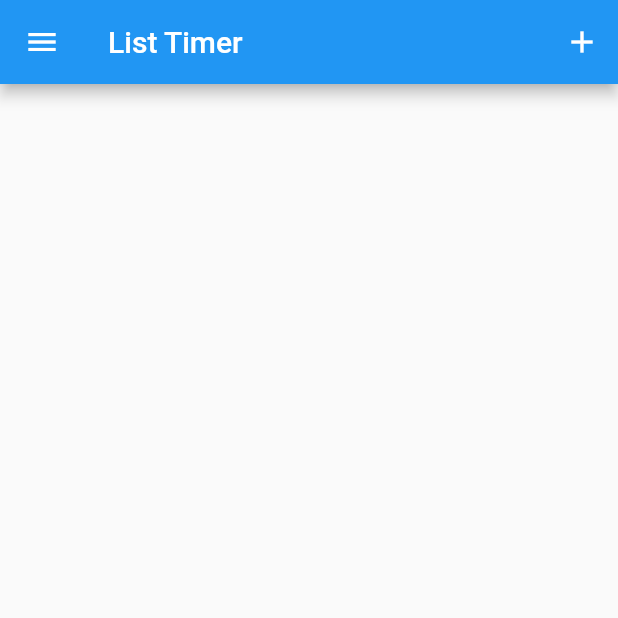
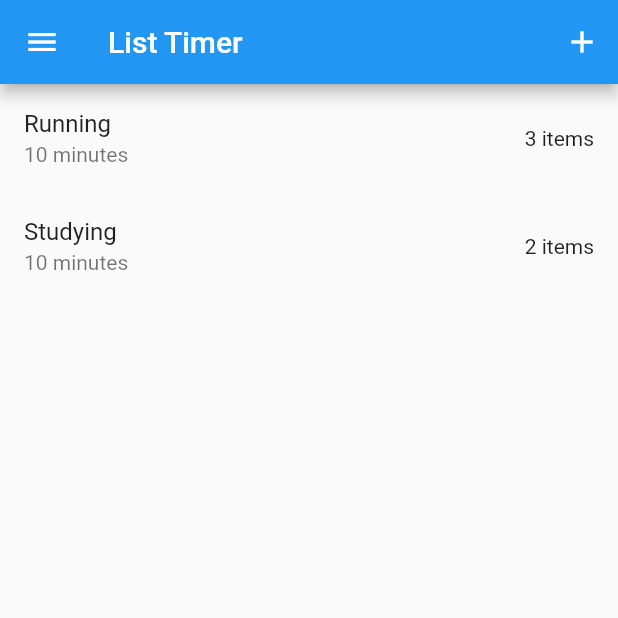
Before and after one commit to williamo1099/List-Timer, a Flutter app: the screen it shows after launch, on a phone screen of 412 x 824 dp, the top half of it. Run offline on Flutter 3.47's test engine with Material 2 defaults, Android fonts, the phone set to English and light mode, and no system bars.

Commit message:
Adding list view
Add a new collection list to the main view.

```diff
--- a/lib/views/collection_list_view.dart
+++ b/lib/views/collection_list_view.dart
@@ -1,12 +1,35 @@
 import 'package:flutter/material.dart';
+import 'package:list_timer/views/collection_detail_view.dart';
 
 // VIEWS
 import 'package:list_timer/views/widgets/drawer_view.dart';
+
+// MODELS
+import 'package:list_timer/models/collection_model.dart';
+import 'package:list_timer/models/item_model.dart';
+
+final collectionList = [
+  Collection(title: "Running", itemsList: [
+    Item(title: "Run", duration: 10),
+    Item(title: "Walk", duration: 10),
+    Item(title: "Run", duration: 10),
+  ]),
+  Collection(title: "Studying", itemsList: [
+    Item(title: "Study", duration: 30),
+    Item(title: "Rest", duration: 10),
+  ]),
+];
 
 class CollectionListView extends StatelessWidget {
   const CollectionListView({super.key});
 
   void _addNewCollection() {}
+
+  void _viewCollectionDetail(BuildContext context) {
+    Navigator.of(context).push(MaterialPageRoute(
+      builder: (context) => const CollectionDetailView(),
+    ));
+  }
 
   @override
   Widget build(BuildContext context) {
@@ -24,6 +47,20 @@ class CollectionListView extends StatelessWidget {
 
       // DRAWER
       drawer: DrawerView(),
+
+      // BODY
+      body: ListView.builder(
+        itemCount: collectionList.length,
+        itemBuilder: (context, index) => ListTile(
+          title: Text(collectionList[index].title),
+          subtitle: Text("10 minutes"),
+          trailing: Text(
+              "${collectionList[index].itemsList.length.toString()} items"),
+          onTap: () {
+            _viewCollectionDetail(context);
+          },
+        ),
+      ),
     );
   }
 }
```
Also changed, not shown: lib/views/collection_detail_view.dart (added, +12 -0 lines).
